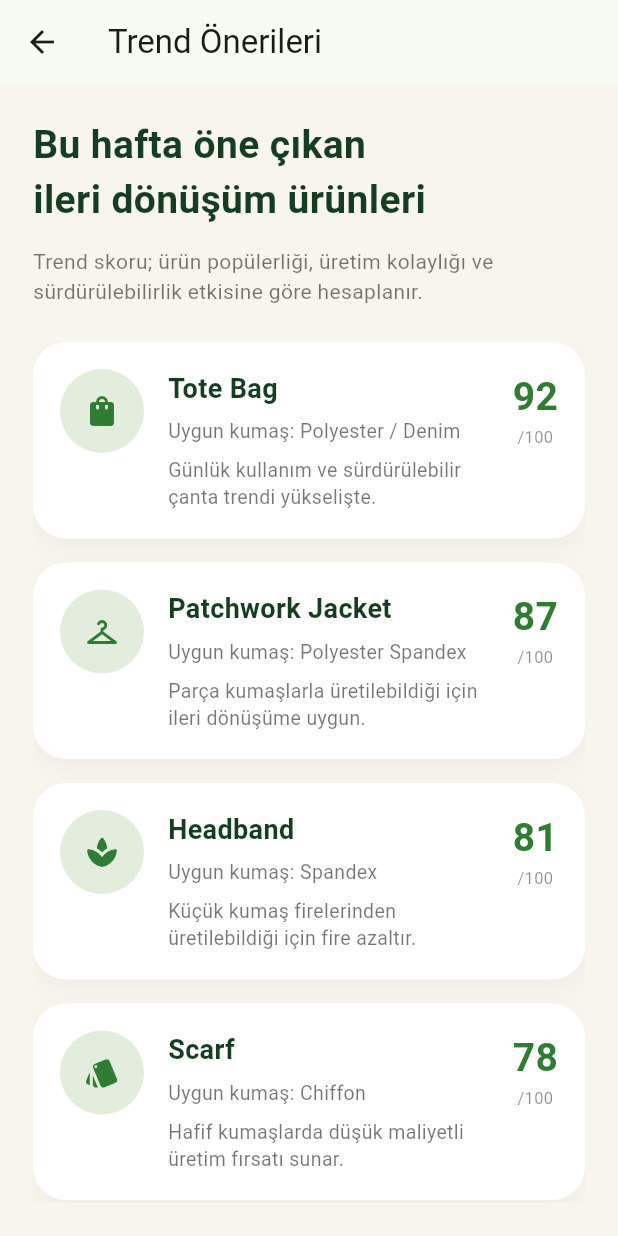
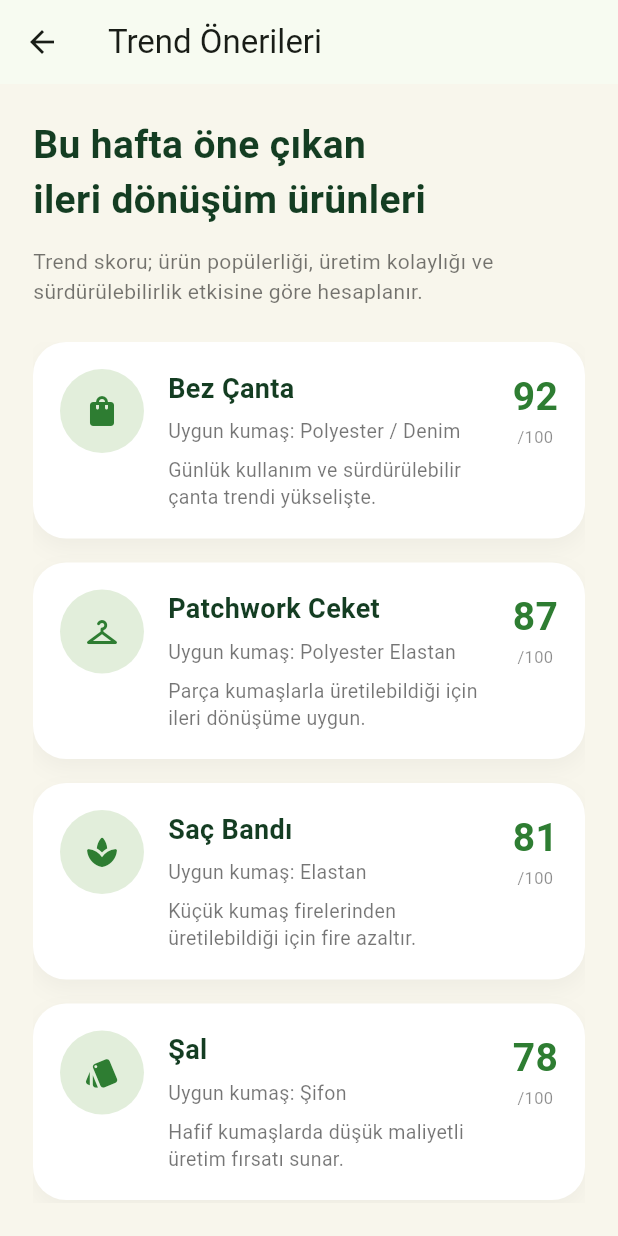
Before and after one commit to sinemsafak/hercycleapp, a Flutter app: the TrendScreen screen opened directly, on a phone screen of 412 x 824 dp. Run offline on Flutter 3.47's test engine with Material 3 defaults, Android fonts, the phone set to English and light mode, and no system bars; our stand-ins replace firebase_auth, firebase_core, firebase_database, image_picker; accounts and stored records are empty.

Commit message:
trend önerileri revizesi

```diff
--- a/lib/screens/trend_screen.dart
+++ b/lib/screens/trend_screen.dart
@@ -7,29 +7,29 @@ class TrendScreen extends StatelessWidget {
   Widget build(BuildContext context) {
     final trends = [
       {
-        'title': 'Tote Bag',
+        'title': 'Bez Çanta',
         'material': 'Polyester / Denim',
         'score': '92',
         'reason': 'Günlük kullanım ve sürdürülebilir çanta trendi yükselişte.',
         'icon': Icons.shopping_bag_rounded,
       },
       {
-        'title': 'Patchwork Jacket',
-        'material': 'Polyester Spandex',
+        'title': 'Patchwork Ceket',
+        'material': 'Polyester Elastan',
         'score': '87',
         'reason': 'Parça kumaşlarla üretilebildiği için ileri dönüşüme uygun.',
         'icon': Icons.checkroom_rounded,
       },
       {
-        'title': 'Headband',
-        'material': 'Spandex',
+        'title': 'Saç Bandı',
+        'material': 'Elastan',
         'score': '81',
         'reason': 'Küçük kumaş firelerinden üretilebildiği için fire azaltır.',
         'icon': Icons.spa_rounded,
       },
       {
-        'title': 'Scarf',
-        'material': 'Chiffon',
+        'title': 'Şal',
+        'material': 'Şifon',
         'score': '78',
         'reason': 'Hafif kumaşlarda düşük maliyetli üretim fırsatı sunar.',
         'icon': Icons.style_rounded,
```
